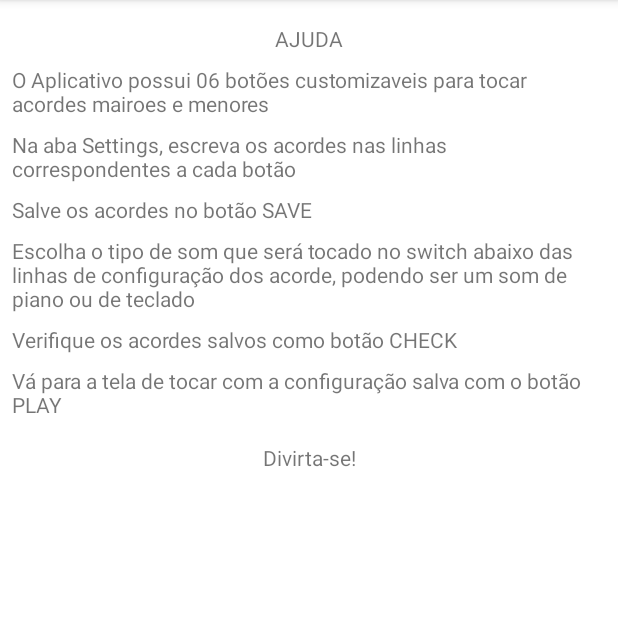
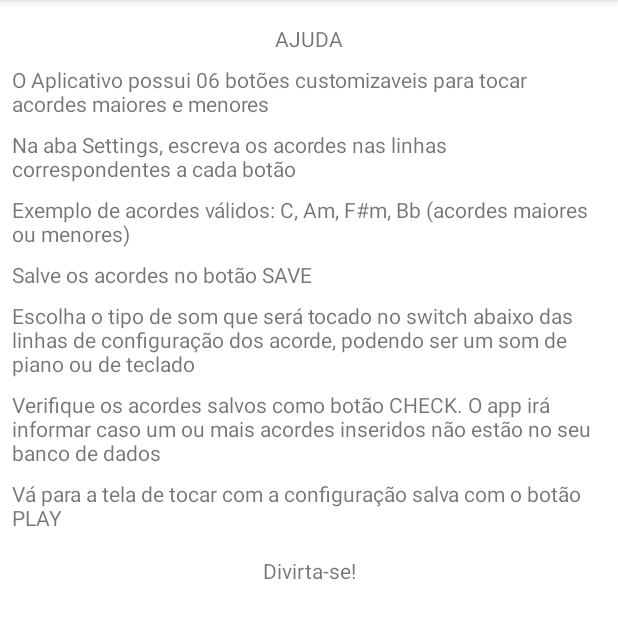
Before and after one commit to vireilenda/chordapp, an Android app: the HelpActivity screen opened directly, with no data from a screen before it, on a phone screen of 412 x 824 dp, the part 84-723 px from its top. Run offline under Robolectric (Android 15) with nearby library versions, the phone set to English and light mode, and no system bars.

Commit message:
help
ajustes na ajuda para explicitamente exemplificar como se escreve o acorde

```diff
--- a/app/src/main/res/layout/activity_help.xml
+++ b/app/src/main/res/layout/activity_help.xml
@@ -23,7 +23,7 @@
         android:layout_height="wrap_content"
         android:layout_marginTop="16dp"
         android:layout_margin="8dp"
-        android:text="O Aplicativo possui 06 botões customizaveis para tocar acordes mairoes e menores"
+        android:text="O Aplicativo possui 06 botões customizaveis para tocar acordes maiores e menores"
         app:layout_constraintEnd_toEndOf="parent"
         app:layout_constraintStart_toStartOf="parent"
         app:layout_constraintTop_toBottomOf="@+id/textView1" />
@@ -38,6 +38,17 @@
         app:layout_constraintStart_toStartOf="parent"
         app:layout_constraintTop_toBottomOf="@+id/textView2" />
 
+
+    <TextView
+        android:id="@+id/textView9"
+        android:layout_width="match_parent"
+        android:layout_height="wrap_content"
+        android:layout_margin="08dp"
+        android:text="Exemplo de acordes válidos: C, Am, F#m, Bb (acordes maiores ou menores)"
+        app:layout_constraintEnd_toEndOf="parent"
+        app:layout_constraintStart_toStartOf="parent"
+        app:layout_constraintTop_toBottomOf="@+id/textView3" />
+
     <TextView
         android:id="@+id/textView4"
         android:layout_width="match_parent"
@@ -46,7 +57,7 @@
         android:text="Salve os acordes no botão SAVE"
         app:layout_constraintEnd_toEndOf="parent"
         app:layout_constraintStart_toStartOf="parent"
-        app:layout_constraintTop_toBottomOf="@+id/textView3" />
+        app:layout_constraintTop_toBottomOf="@+id/textView9" />
 
 
     <TextView
@@ -64,7 +75,7 @@
         android:layout_width="match_parent"
         android:layout_height="wrap_content"
         android:layout_margin="08dp"
-        android:text="Verifique os acordes salvos como botão CHECK"
+        android:text="Verifique os acordes salvos como botão CHECK. O app irá informar caso um ou mais acordes inseridos não estão no seu banco de dados"
         app:layout_constraintEnd_toEndOf="parent"
         app:layout_constraintStart_toStartOf="parent"
         app:layout_constraintTop_toBottomOf="@+id/textView5" />
```
